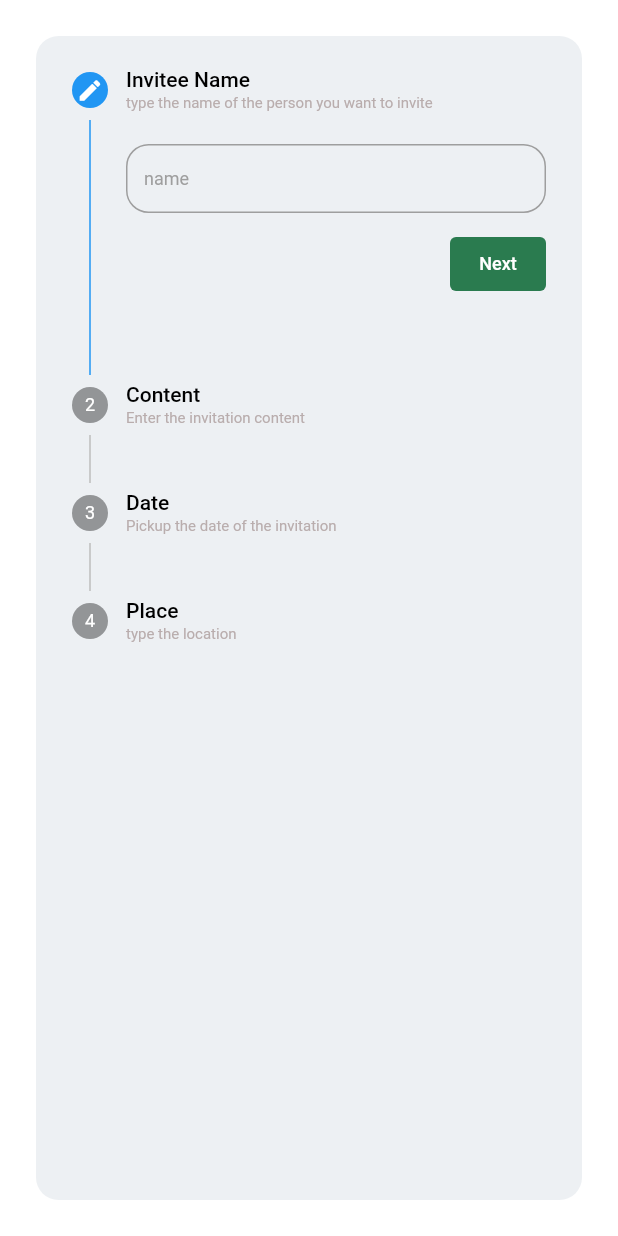
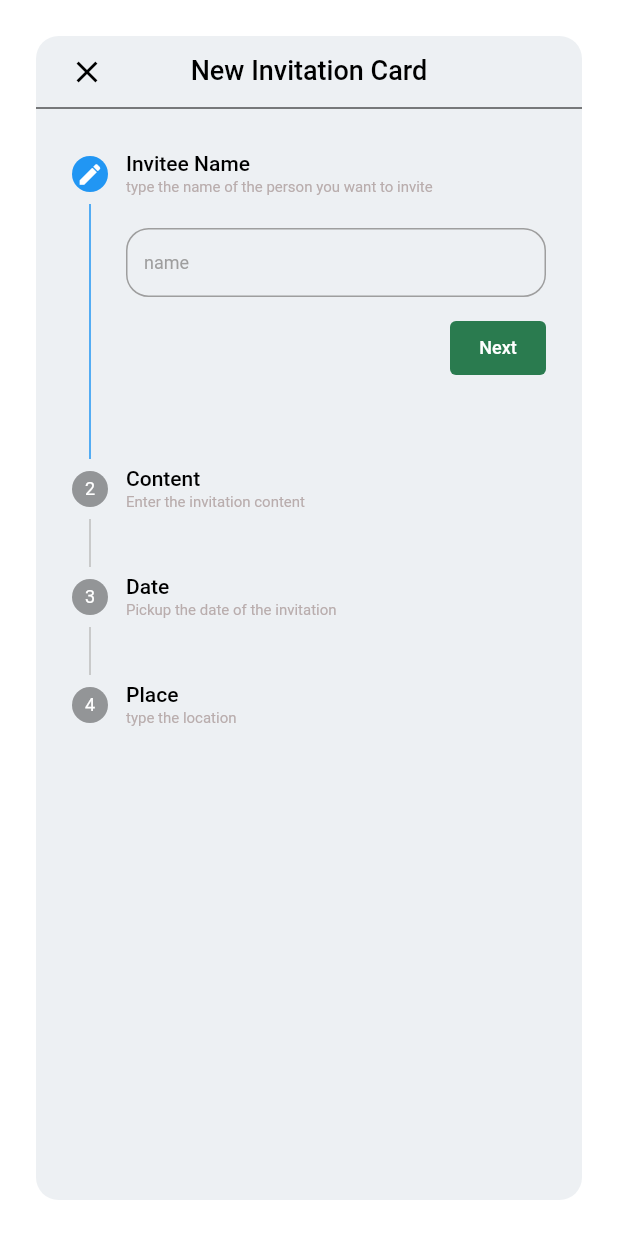
Before and after one commit to feras-alhazmi/invitations_manager_app, a Flutter app: the NewInvitationWidget screen opened directly, on a phone screen of 412 x 824 dp. Run offline on Flutter 3.47's test engine with Material 2 defaults, Android fonts, the phone set to English and light mode, and no system bars; our stand-ins replace cloud_firestore, firebase_core, gap, google_fonts, hexcolor, jiffy and 1 more; missing offline and left inert: flutter_rounded_date_picker, xid; accounts and stored records are empty; Roboto replaces fonts that are missing (Ubuntu).

Commit message:
create invitation widget done

```diff
--- a/lib/widgets/new_invitation_widget.dart
+++ b/lib/widgets/new_invitation_widget.dart
@@ -35,7 +35,38 @@ class _NewInvitationWidgetState extends State<NewInvitationWidget> {
         borderRadius: BorderRadius.circular(15),
         child: Scaffold(
           backgroundColor: Theme.of(context).backgroundColor,
-          body: Stepper(
+          body: Container(
+            child: Stack(
+              children: [
+                Padding(
+                  padding: EdgeInsets.symmetric(horizontal: 10),
+                  child: IconButton(
+                    icon: const Icon(
+                      Icons.close,
+                      color: Colors.black,
+                    ),
+                    onPressed: () {
+                      Navigator.pop(context);
+                    },
+                  ),
+                ),
+                Align(
+                  alignment: Alignment.topCenter,
+                  child: Padding(
+                    padding: const EdgeInsets.symmetric(vertical: 12, horizontal: 50),
+                    child: Text(
+                      "New Invitation Card",
+                      style: CustomTextStyle().textStyle(18,Colors.black,fontWeight: FontWeight.w500),
+                      textAlign: TextAlign.center,
+                    ),
+                  ),
+                ),
+                Column(
+                  children: [
+                    Gap(40),
+                    const Divider(color: Colors.black),
+                    // Gap(40),
+                    Stepper(
                       type: StepperType.vertical,
                       physics: const ScrollPhysics(),
                       currentStep: _currentStep,
@@ -476,6 +507,11 @@ class _NewInvitationWidgetState extends State<NewInvitationWidget> {
                         ),
                       ],
                     ),
+                  ],
+                )
+              ],
+            ),
+          )
         ),
       ),
     );
```
Lines whose indentation alone changed are shown as unchanged.
